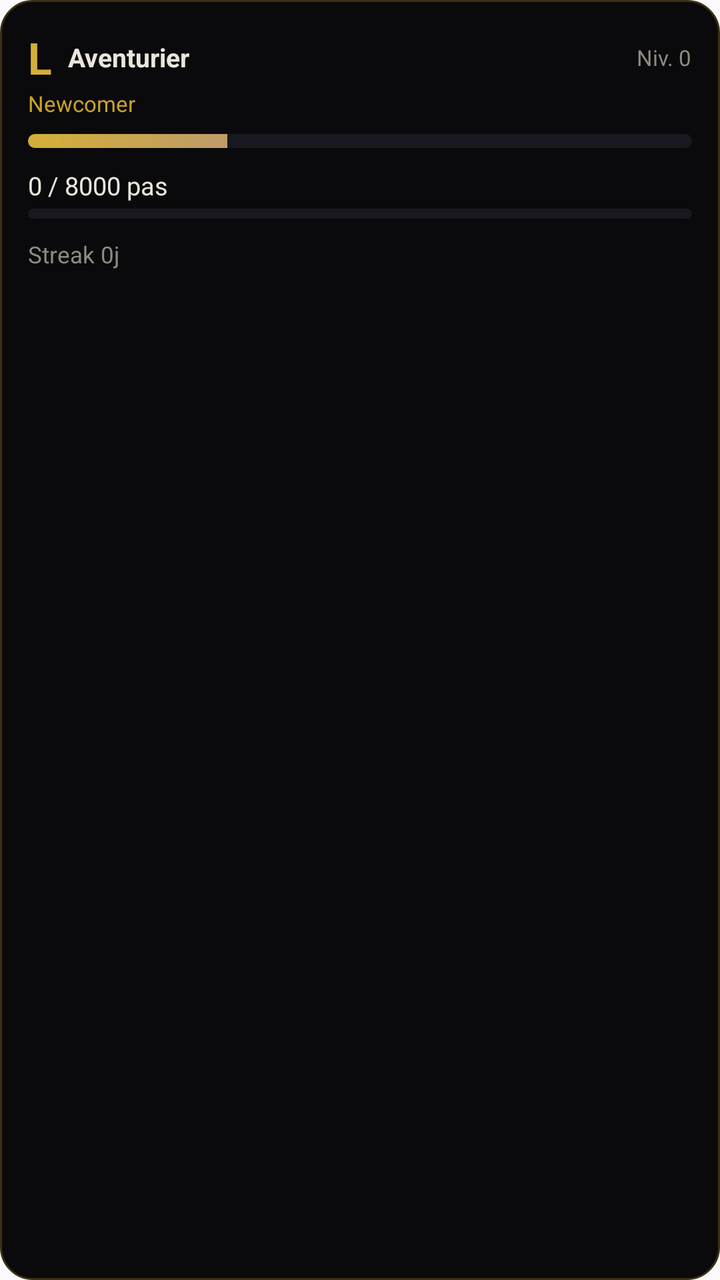
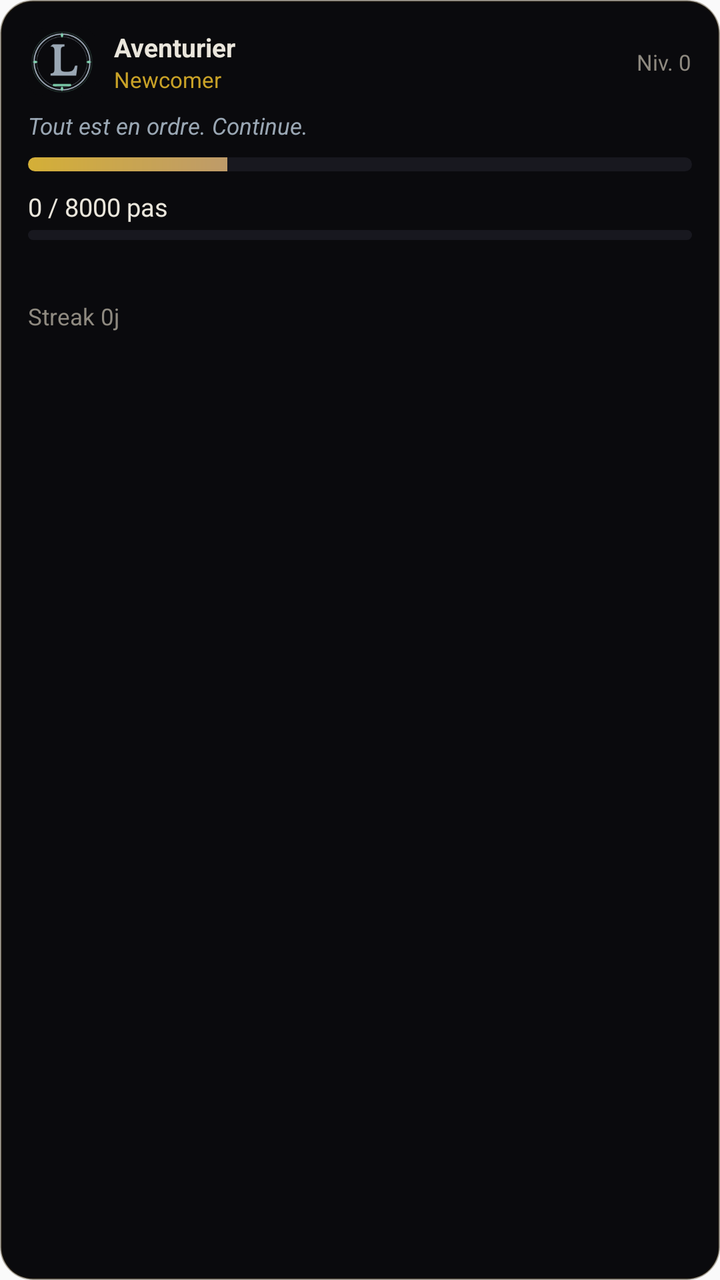

Before-and-after screenshots of an Android layout around one commit, followed by the original layout XML and the change that was made.
<!-- AndroidManifest.xml: application theme AppTheme -->
<!-- res/layout/widget_lennyx.xml -->
<?xml version="1.0" encoding="utf-8"?>
<LinearLayout xmlns:android="http://schemas.android.com/apk/res/android"
    android:id="@+id/widget_root"
    android:layout_width="match_parent"
    android:layout_height="match_parent"
    android:orientation="vertical"
    android:padding="14dp"
    android:background="@drawable/widget_background">

    
    <LinearLayout
        android:layout_width="match_parent"
        android:layout_height="wrap_content"
        android:orientation="horizontal"
        android:gravity="center_vertical">

        <TextView
            android:layout_width="wrap_content"
            android:layout_height="wrap_content"
            android:text="L"
            android:textColor="#D4AF37"
            android:textSize="22sp"
            android:textStyle="bold" />

        <TextView
            android:id="@+id/widget_name"
            android:layout_width="0dp"
            android:layout_height="wrap_content"
            android:layout_weight="1"
            android:layout_marginStart="8dp"
            android:text="Aventurier"
            android:textColor="#EAE6DC"
            android:textSize="13sp"
            android:textStyle="bold"
            android:singleLine="true"
            android:ellipsize="end" />

        <TextView
            android:id="@+id/widget_level"
            android:layout_width="wrap_content"
            android:layout_height="wrap_content"
            android:text="Niv. 0"
            android:textColor="#8F8A80"
            android:textSize="11sp" />
    </LinearLayout>

    <TextView
        android:id="@+id/widget_rank"
        android:layout_width="match_parent"
        android:layout_height="wrap_content"
        android:layout_marginTop="1dp"
        android:text="Newcomer"
        android:textColor="#C9A227"
        android:textSize="11sp" />

    
    <ProgressBar
        android:id="@+id/widget_xp_bar"
        style="?android:attr/progressBarStyleHorizontal"
        android:layout_width="match_parent"
        android:layout_height="7dp"
        android:layout_marginTop="8dp"
        android:max="100"
        android:progress="30"
        android:progressDrawable="@drawable/widget_progress_xp" />

    
    <LinearLayout
        android:layout_width="match_parent"
        android:layout_height="wrap_content"
        android:orientation="horizontal"
        android:layout_marginTop="10dp">
        <TextView
            android:id="@+id/widget_steps"
            android:layout_width="0dp"
            android:layout_height="wrap_content"
            android:layout_weight="1"
            android:text="0 / 8000 pas"
            android:textColor="#EAE6DC"
            android:textSize="12.5sp" />
    </LinearLayout>
    <ProgressBar
        android:id="@+id/widget_steps_bar"
        style="?android:attr/progressBarStyleHorizontal"
        android:layout_width="match_parent"
        android:layout_height="5dp"
        android:layout_marginTop="3dp"
        android:max="100"
        android:progress="0"
        android:progressDrawable="@drawable/widget_progress_steps" />

    
    <TextView
        android:id="@+id/widget_extra"
        android:layout_width="match_parent"
        android:layout_height="wrap_content"
        android:layout_marginTop="10dp"
        android:text="Streak 0j"
        android:textColor="#8F8A80"
        android:textSize="11.5sp" />

</LinearLayout>
<!-- resources referenced by this layout -->
<resources>
  <!-- drawable widget_background (drawable) -->
  <?xml version="1.0" encoding="utf-8"?>
  <shape xmlns:android="http://schemas.android.com/apk/res/android" android:shape="rectangle">
      <solid android:color="#0A0A0D" />
      <corners android:radius="16dp" />
      <stroke android:width="1dp" android:color="#3A2F14" />
  </shape>
  <!-- drawable widget_progress_steps (drawable) -->
  <?xml version="1.0" encoding="utf-8"?>
  <layer-list xmlns:android="http://schemas.android.com/res/android">
      <item android:id="@android:id/background">
          <shape android:shape="rectangle">
              <corners android:radius="5dp" />
              <solid android:color="#18181f" />
          </shape>
      </item>
      <item android:id="@android:id/progress">
          <clip>
              <shape android:shape="rectangle">
                  <corners android:radius="5dp" />
                  <solid android:color="#7FD1AE" />
              </shape>
          </clip>
      </item>
  </layer-list>
  <!-- drawable widget_progress_xp (drawable) -->
  <?xml version="1.0" encoding="utf-8"?>
  <layer-list xmlns:android="http://schemas.android.com/res/android">
      <item android:id="@android:id/background">
          <shape android:shape="rectangle">
              <corners android:radius="6dp" />
              <solid android:color="#18181f" />
          </shape>
      </item>
      <item android:id="@android:id/progress">
          <clip>
              <shape android:shape="rectangle">
                  <corners android:radius="6dp" />
                  <gradient android:startColor="#D4AF37" android:endColor="#8B6CE0" android:angle="0" />
              </shape>
          </clip>
      </item>
  </layer-list>
  <style name="AppTheme" parent="Theme.AppCompat.Light.DarkActionBar">
          
          <item name="colorPrimary">@color/colorPrimary</item>
          <item name="colorPrimaryDark">@color/colorPrimaryDark</item>
          <item name="colorAccent">@color/colorAccent</item>
      </style>
</resources>

<!-- the commit's change to res/layout/widget_lennyx.xml (unified diff, before → after) -->
@@ -5,7 +5,7 @@
     android:layout_height="match_parent"
     android:orientation="vertical"
     android:padding="14dp"
-    android:background="@drawable/widget_background">
+    android:background="@drawable/widget_frame_serein">
 
     
     <LinearLayout
@@ -14,26 +14,41 @@
         android:orientation="horizontal"
         android:gravity="center_vertical">
 
-        <TextView
-            android:layout_width="wrap_content"
-            android:layout_height="wrap_content"
-            android:text="L"
-            android:textColor="#D4AF37"
-            android:textSize="22sp"
-            android:textStyle="bold" />
+        <ImageView
+            android:id="@+id/widget_crest"
+            android:layout_width="34dp"
+            android:layout_height="34dp"
+            android:contentDescription="@string/app_name"
+            android:src="@drawable/crest_serein" />
 
-        <TextView
-            android:id="@+id/widget_name"
+        <LinearLayout
             android:layout_width="0dp"
             android:layout_height="wrap_content"
             android:layout_weight="1"
-            android:layout_marginStart="8dp"
-            android:text="Aventurier"
-            android:textColor="#EAE6DC"
-            android:textSize="13sp"
-            android:textStyle="bold"
-            android:singleLine="true"
-            android:ellipsize="end" />
+            android:layout_marginStart="9dp"
+            android:orientation="vertical">
+
+            <TextView
+                android:id="@+id/widget_name"
+                android:layout_width="match_parent"
+                android:layout_height="wrap_content"
+                android:text="Aventurier"
+                android:textColor="#EAE6DC"
+                android:textSize="13sp"
+                android:textStyle="bold"
+                android:singleLine="true"
+                android:ellipsize="end" />
+
+            <TextView
+                android:id="@+id/widget_rank"
+                android:layout_width="match_parent"
+                android:layout_height="wrap_content"
+                android:text="Newcomer"
+                android:textColor="#C9A227"
+                android:textSize="11sp"
+                android:singleLine="true"
+                android:ellipsize="end" />
+        </LinearLayout>
 
         <TextView
             android:id="@+id/widget_level"
@@ -44,14 +59,18 @@
             android:textSize="11sp" />
     </LinearLayout>
 
+    
     <TextView
-        android:id="@+id/widget_rank"
+        android:id="@+id/widget_mood"
         android:layout_width="match_parent"
         android:layout_height="wrap_content"
-        android:layout_marginTop="1dp"
-        android:text="Newcomer"
-        android:textColor="#C9A227"
-        android:textSize="11sp" />
+        android:layout_marginTop="7dp"
+        android:text="Tout est en ordre. Continue."
+        android:textColor="#9AA7B4"
+        android:textSize="11.5sp"
+        android:textStyle="italic"
+        android:maxLines="2"
+        android:ellipsize="end" />
 
     
     <ProgressBar
@@ -65,20 +84,14 @@
         android:progressDrawable="@drawable/widget_progress_xp" />
 
     
-    <LinearLayout
+    <TextView
+        android:id="@+id/widget_steps"
         android:layout_width="match_parent"
         android:layout_height="wrap_content"
-        android:orientation="horizontal"
-        android:layout_marginTop="10dp">
-        <TextView
-            android:id="@+id/widget_steps"
-            android:layout_width="0dp"
-            android:layout_height="wrap_content"
-            android:layout_weight="1"
-            android:text="0 / 8000 pas"
-            android:textColor="#EAE6DC"
-            android:textSize="12.5sp" />
-    </LinearLayout>
+        android:layout_marginTop="9dp"
+        android:text="0 / 8000 pas"
+        android:textColor="#EAE6DC"
+        android:textSize="12.5sp" />
     <ProgressBar
         android:id="@+id/widget_steps_bar"
         style="?android:attr/progressBarStyleHorizontal"
@@ -91,12 +104,26 @@
 
     
     <TextView
+        android:id="@+id/widget_next"
+        android:layout_width="match_parent"
+        android:layout_height="wrap_content"
+        android:layout_marginTop="9dp"
+        android:text=""
+        android:textColor="#D4AF37"
+        android:textSize="12sp"
+        android:singleLine="true"
+        android:ellipsize="end" />
+
+    
+    <TextView
         android:id="@+id/widget_extra"
         android:layout_width="match_parent"
         android:layout_height="wrap_content"
-        android:layout_marginTop="10dp"
+        android:layout_marginTop="5dp"
         android:text="Streak 0j"
         android:textColor="#8F8A80"
-        android:textSize="11.5sp" />
+        android:textSize="11.5sp"
+        android:maxLines="2"
+        android:ellipsize="end" />
 
 </LinearLayout>
<!-- resource entries referenced after the edit -->
@@ -1,15 +1,16 @@
 <!-- resources referenced by this layout -->
 <resources>
-  <!-- drawable widget_background (drawable) -->
+  <!-- drawable crest_serein: png bitmap (drawable-nodpi, 9254 bytes) -->
+  <!-- drawable widget_frame_serein (drawable) -->
   <?xml version="1.0" encoding="utf-8"?>
   <shape xmlns:android="http://schemas.android.com/apk/res/android" android:shape="rectangle">
       <solid android:color="#0A0A0D" />
       <corners android:radius="16dp" />
-      <stroke android:width="1dp" android:color="#3A2F14" />
+      <stroke android:width="1dp" android:color="#663A2F14" />
   </shape>
   <!-- drawable widget_progress_steps (drawable) -->
   <?xml version="1.0" encoding="utf-8"?>
-  <layer-list xmlns:android="http://schemas.android.com/res/android">
+  <layer-list xmlns:android="http://schemas.android.com/apk/res/android">
       <item android:id="@android:id/background">
           <shape android:shape="rectangle">
               <corners android:radius="5dp" />
@@ -27,7 +28,7 @@
   </layer-list>
   <!-- drawable widget_progress_xp (drawable) -->
   <?xml version="1.0" encoding="utf-8"?>
-  <layer-list xmlns:android="http://schemas.android.com/res/android">
+  <layer-list xmlns:android="http://schemas.android.com/apk/res/android">
       <item android:id="@android:id/background">
           <shape android:shape="rectangle">
               <corners android:radius="6dp" />
@@ -43,6 +44,7 @@
           </clip>
       </item>
   </layer-list>
+  <string name="app_name">Lennyx</string>
   <style name="AppTheme" parent="Theme.AppCompat.Light.DarkActionBar">
           
           <item name="colorPrimary">@color/colorPrimary</item>
